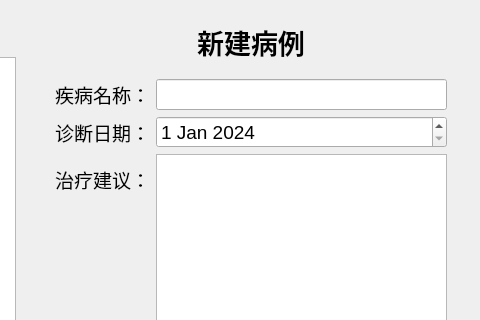
First picture: the form in Client_Qt/Client/medicalrecordwidget.ui, repository lazale666/Smart-Medica-Terminal, before the edit; both pictures show x 420 to 900 and y 0 to 320 of the 900 by 600 pixel window.
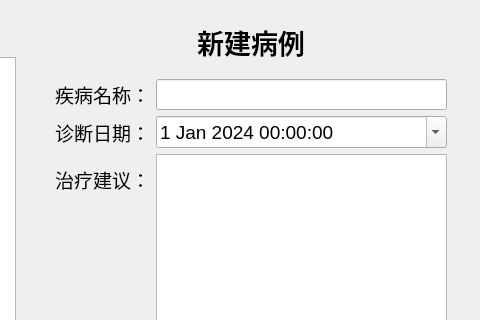
Second picture: the form after the edit.

```diff
--- a/Client_Qt/Client/medicalrecordwidget.ui
+++ b/Client_Qt/Client/medicalrecordwidget.ui
@@ -104,12 +104,15 @@
           </widget>
          </item>
          <item row="1" column="1">
-          <widget class="QDateEdit" name="dateEdit">
+          <widget class="QDateTimeEdit" name="dateEdit">
            <property name="font">
             <font>
              <pointsize>14</pointsize>
             </font>
            </property>
+           <property name="calendarPopup">
+            <bool>true</bool>
+           </property>
            <property name="date">
             <date>
              <year>2024</year>
```
